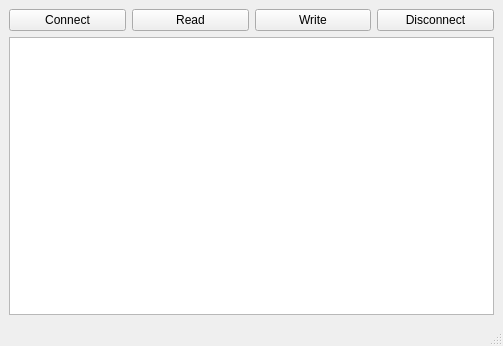
The window that mainwindow.ui (kunalgavhane12/USBConnectionInQt) describes before a commit, drawn with Qt 5.
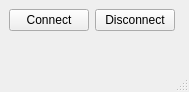
The same window after the commit.

Commit message: share screen using usbcable

What changed in the file:
```diff
--- a/mainwindow.ui
+++ b/mainwindow.ui
@@ -6,16 +6,16 @@
    <rect>
     <x>0</x>
     <y>0</y>
-    <width>503</width>
-    <height>346</height>
+    <width>189</width>
+    <height>92</height>
    </rect>
   </property>
   <property name="windowTitle">
    <string>MainWindow</string>
   </property>
   <widget class="QWidget" name="centralwidget">
-   <layout class="QVBoxLayout" name="verticalLayout">
-    <item>
+   <layout class="QFormLayout" name="formLayout">
+    <item row="0" column="0">
      <layout class="QHBoxLayout" name="horizontalLayout">
       <item>
        <widget class="QPushButton" name="connectBtn">
@@ -24,20 +24,6 @@
         </property>
        </widget>
       </item>
-      <item>
-       <widget class="QPushButton" name="readBtn">
-        <property name="text">
-         <string>Read</string>
-        </property>
-       </widget>
-      </item>
-      <item>
-       <widget class="QPushButton" name="writeBtn">
-        <property name="text">
-         <string>Write</string>
-        </property>
-       </widget>
-      </item>
       <item>
        <widget class="QPushButton" name="disconnectBtn">
         <property name="text">
@@ -47,9 +33,6 @@
       </item>
      </layout>
     </item>
-    <item>
-     <widget class="QTextEdit" name="textEdit"/>
-    </item>
    </layout>
   </widget>
   <widget class="QMenuBar" name="menubar">
```
Left out of the diff: 2 changed lines with no effect on the pictures. The commit also changes 3 other files.
